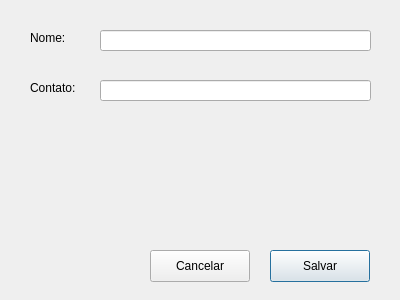
This is ui/aluno.ui in fabio-guilherme/centroexplicacoes as Qt 5 draws it before an edit. The edited form follows.
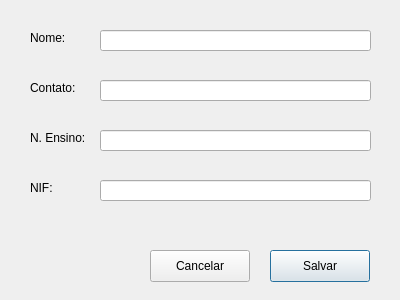
This is the edited form.

Commit message: Todos os campos de aluno

```diff
--- a/ui/aluno.ui
+++ b/ui/aluno.ui
@@ -62,6 +62,58 @@
     <string>Contato:</string>
    </property>
   </widget>
+  <widget class="QLineEdit" name="lineEditNEnsino">
+   <property name="geometry">
+    <rect>
+     <x>100</x>
+     <y>130</y>
+     <width>271</width>
+     <height>21</height>
+    </rect>
+   </property>
+   <property name="text">
+    <string/>
+   </property>
+  </widget>
+  <widget class="QLabel" name="labelNEnsino">
+   <property name="geometry">
+    <rect>
+     <x>30</x>
+     <y>130</y>
+     <width>58</width>
+     <height>16</height>
+    </rect>
+   </property>
+   <property name="text">
+    <string>N. Ensino:</string>
+   </property>
+  </widget>
+  <widget class="QLineEdit" name="lineEditNIF">
+   <property name="geometry">
+    <rect>
+     <x>100</x>
+     <y>180</y>
+     <width>271</width>
+     <height>21</height>
+    </rect>
+   </property>
+   <property name="text">
+    <string/>
+   </property>
+  </widget>
+  <widget class="QLabel" name="labelNIF">
+   <property name="geometry">
+    <rect>
+     <x>30</x>
+     <y>180</y>
+     <width>58</width>
+     <height>16</height>
+    </rect>
+   </property>
+   <property name="text">
+    <string>NIF:</string>
+   </property>
+  </widget>
   <widget class="QPushButton" name="btnSalvar">
    <property name="geometry">
     <rect>
```
The commit also changes 3 other files.
